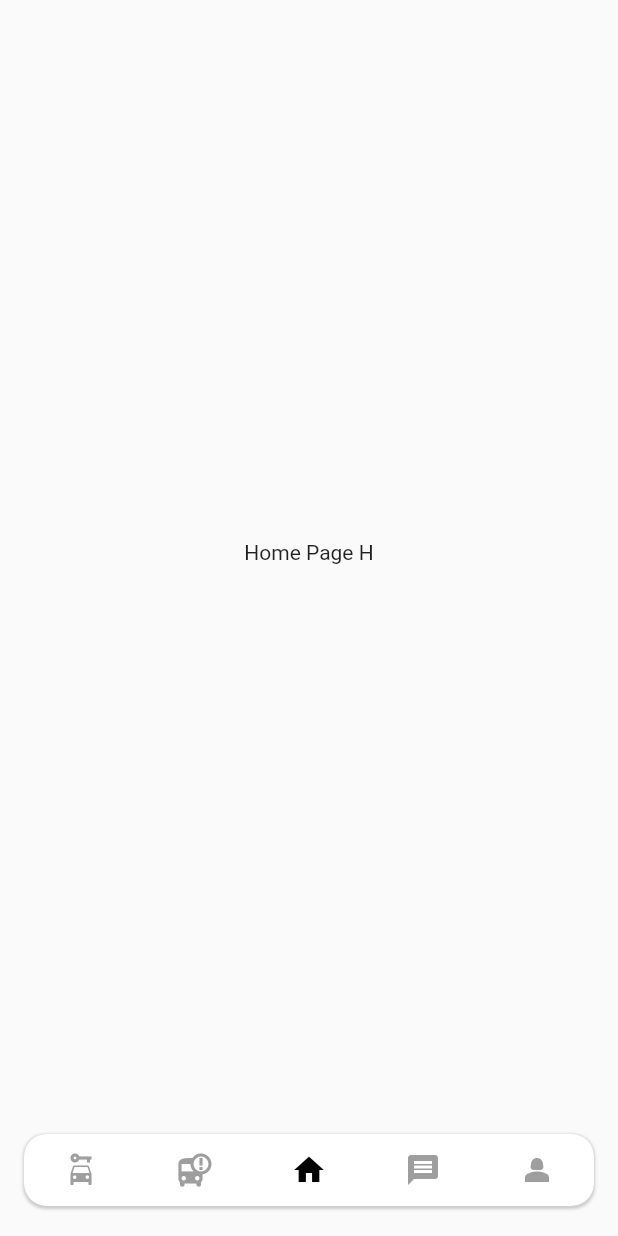
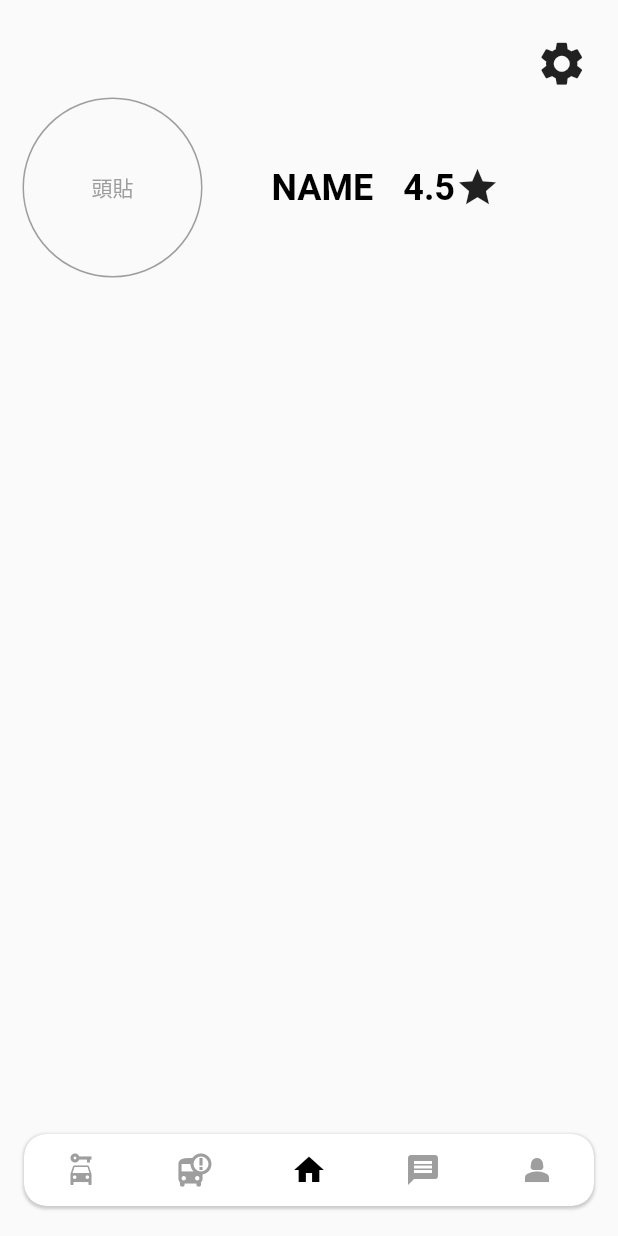
Before and after one commit to DraggyChen/pickup_flutter_app, a Flutter app: the screen it shows after launch, on a phone screen of 412 x 824 dp. Run offline on Flutter 3.47's test engine with Material 2 defaults, Android fonts, the phone set to English and light mode, and no system bars; our stand-ins replace image_picker, mask_text_input_formatter.

Commit message:
首頁：頭貼、姓名、評分標題

```diff
--- a/lib/main.dart
+++ b/lib/main.dart
@@ -2,6 +2,7 @@ import 'package:flutter/material.dart';
 import 'package:pickup/view/navigation_bar.dart';
 import 'login_screen.dart';
 import 'view/register/personal_data.dart';
+import 'view/navigation_bar.dart';
 
 void main() {
   runApp( MyApp());
@@ -11,7 +12,7 @@ class MyApp extends StatelessWidget {
   @override
   Widget build(BuildContext context) {
     return MaterialApp(
-      home: Home(),  //使用．．畫面作為入口
+      home: Navigation_Bar(),  //使用．．畫面作為入口
     );
   }
 
--- a/lib/style/styles.dart
+++ b/lib/style/styles.dart
@@ -18,4 +18,10 @@ class CustomStyles {
     fontWeight: FontWeight.bold,
     color: Colors.black,
   );
+
+  static const TextStyle TitleUsernameStyle = TextStyle(
+    fontSize: 24.0,
+    fontWeight: FontWeight.bold,
+    color: Colors.black,
+  );
 }
--- /dev/null
+++ b/lib/view/home_page.dart
@@ -0,0 +1,73 @@
+import 'package:flutter/material.dart';
+import 'package:pickup/style/styles.dart';
+import 'package:pickup/utils/CircleImagePicker.dart';
+
+class HomePage extends StatefulWidget {
+  @override
+  _HomePageState createState() => _HomePageState();
+}
+
+class _HomePageState extends State<HomePage> {
+  @override
+  Widget build(BuildContext context) {
+    return Scaffold(
+      body: Padding(
+        padding: EdgeInsets.only(
+          top: 16.0 + MediaQuery.of(context).padding.top,
+          left: 15.0,
+          right: 15.0,
+          bottom: 16.0,
+        ),
+        child: SingleChildScrollView(
+          child: Column(
+            mainAxisAlignment: MainAxisAlignment.start,
+            children: [
+              SizedBox(height: 1),
+              Align(
+                alignment: Alignment.centerRight,
+                child: IconButton(onPressed: () {}, icon: Icon(Icons.settings, size: 35,)),
+              ),
+
+              /* 頭貼、姓名、評分標題 */
+              Row(
+                children: [
+                  Expanded(
+                      child: Align(
+                    alignment: Alignment.centerLeft,
+                    child: CircleImagePicker(hint: "頭貼", diameter: 120),
+                  )),
+                  Expanded(
+                      child: Align(
+                    alignment: Alignment.center,
+                    child: Row(
+                      children: [
+                        // SizedBox(width: 1,),
+                        Text(
+                          "NAME",
+                          style: CustomStyles.TitleUsernameStyle,
+                        ),
+                        SizedBox(width: 20),
+                        Text(
+                          "4.5",
+                          style: CustomStyles.TitleUsernameStyle,
+                        ),
+                        Icon(
+                          Icons.star,
+                          size: 30,
+                        ),
+                      ],
+                    ),
+                  )),
+                  Align(
+                    alignment: Alignment.centerRight,
+                    child: SizedBox(width: 50),
+                  )
+                ],
+              )
+            ],
+          ),
+        ),
+      ),
+    );
+  }
+}
--- a/lib/view/navigation_bar.dart
+++ b/lib/view/navigation_bar.dart
@@ -1,12 +1,13 @@
 import 'package:flutter/cupertino.dart';
 import 'package:flutter/material.dart';
+import 'package:pickup/view/home_page.dart';
 
-class Home extends StatefulWidget {
+class Navigation_Bar extends StatefulWidget {
   @override
-  _HomeState createState() => _HomeState();
+  _NavigationBarState createState() => _NavigationBarState();
 }
 
-class _HomeState extends State<Home> {
+class _NavigationBarState extends State<Navigation_Bar> {
   int _selectedIndex = 2;
   PageController _pageController = PageController(initialPage: 2);
 
@@ -31,7 +32,7 @@ class _HomeState extends State<Home> {
         children: [
           Center(child: Text('Page 1 H')),
           Center(child: Text('Page 2 H')),
-          Center(child: Text('Home Page H')),
+          HomePage(),
           Center(child: Text('Page 4 H')),
           Center(child: Text('Page 5 H')),
         ],
```
